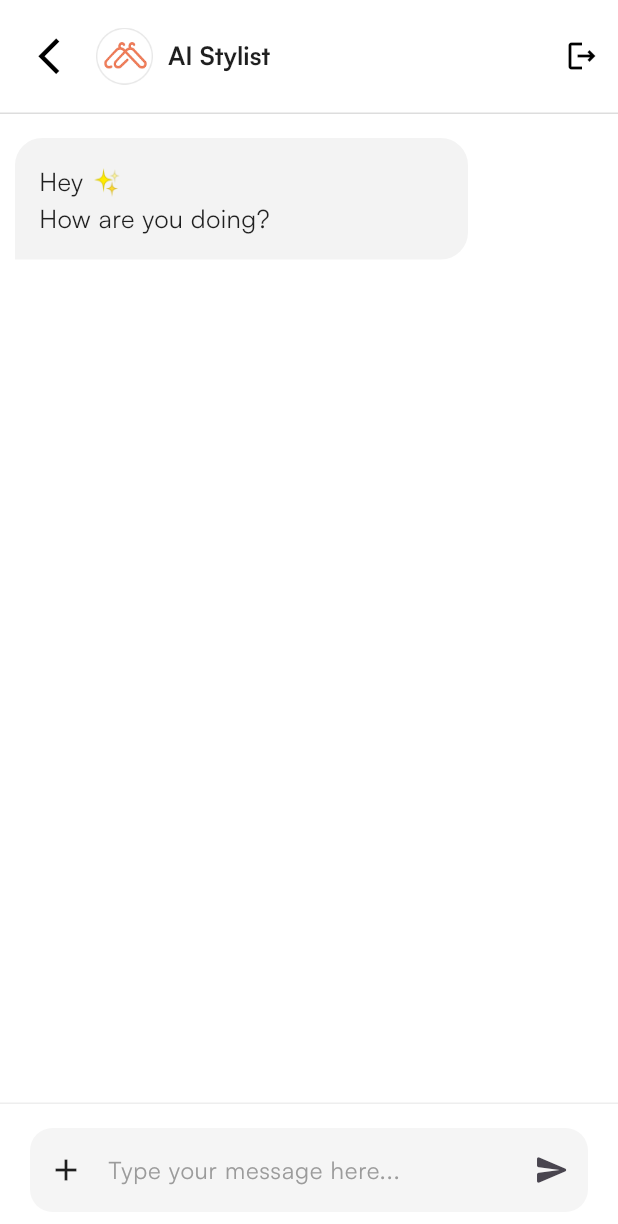
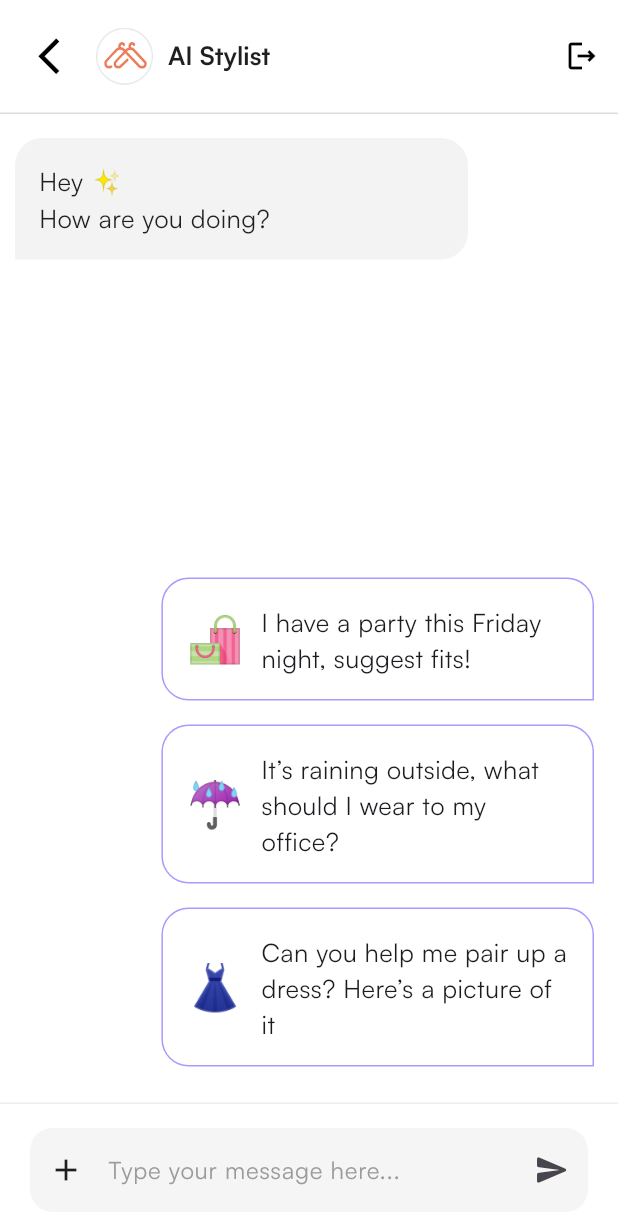
Before and after one commit to singhrishabh93/my_amplify_app, a Flutter app: the screen it shows after launch, on a phone screen of 412 x 824 dp. Shown: the top 1224 px of the screen. Run offline on Flutter 3.47's test engine with Material 3 defaults, Android fonts, the phone set to English and light mode, and no system bars; drawn by our look-alikes of animated_text_kit; our stand-ins replace google_fonts, google_generative_ai; missing offline and left inert: amplify_api, amplify_auth_cognito, amplify_authenticator, amplify_core, amplify_flutter.

Commit message:
UI modified

```diff
--- a/lib/pages/chat_screen.dart
+++ b/lib/pages/chat_screen.dart
@@ -49,7 +49,8 @@ class _ChatScreenState extends State<ChatScreen> with SingleTickerProviderStateM
   @override
   void initState() {
     super.initState();
-    // Add static first message when the screen is initialized
+
+    // Add static first welcome message when the screen is initialized
     _messages.add(Message(
       isUser: false,
       message: "Hey ✨\nHow are you doing?",
@@ -227,71 +228,7 @@ class _ChatScreenState extends State<ChatScreen> with SingleTickerProviderStateM
           Expanded(
             child: Stack(
               children: [
-                _messages.isEmpty
-                    ? Align(
-                        alignment: Alignment.bottomRight,
-                        child: Padding(
-                          padding: const EdgeInsets.all(16.0),
-                          child: Column(
-                              mainAxisSize: MainAxisSize.min,
-                              crossAxisAlignment: CrossAxisAlignment.end,
-                              children: predefinedPrompts.map((prompt) {
-                                return GestureDetector(
-                                  onTap: () =>
-                                      sendPromptMessage(prompt['text']),
-                                  child: IntrinsicWidth(
-                                    child: Container(
-                                      margin: const EdgeInsets.symmetric(
-                                          vertical: 8),
-                                      padding: const EdgeInsets.all(16),
-                                      constraints: BoxConstraints(
-                                        maxWidth: MediaQuery.of(context)
-                                                .size
-                                                .width *
-                                            0.7, // Set container width to 70%
-                                      ),
-                                      decoration: BoxDecoration(
-                                        color: Colors.white,
-                                        borderRadius: BorderRadius.only(
-                                          topLeft: Radius.circular(18),
-                                          bottomLeft: Radius.circular(18),
-                                          bottomRight: Radius.circular(0),
-                                          topRight: Radius.circular(18),
-                                        ),
-                                        border: Border.all(
-                                            color: Color(0xffA99AFF)),
-                                      ),
-                                      child: Row(
-                                        children: [
-                                          Text(
-                                            prompt['icon'],
-                                            style: TextStyle(
-                                              fontSize:
-                                                  30, // Adjust font size as needed for the emoji
-                                            ),
-                                          ),
-                                          const SizedBox(width: 12),
-                                          Expanded(
-                                            child: Text(
-                                              prompt['text'],
-                                              style: const TextStyle(
-                                                fontSize: 17,
-                                                fontWeight: FontWeight.w500,
-                                                fontFamily: "SatoshiR",
-                                              ),
-                                              softWrap:
-                                                  true, // Allow text to wrap
-                                            ),
-                                          ),
-                                        ],
-                                      ),
-                                    ),
-                                  ),
-                                );
-                              }).toList()),
-                        ),
-                      )
-                    : ListView.builder(
+                ListView.builder(
                   itemCount: _messages.length + (isTyping ? 1 : 0),
                   itemBuilder: (context, index) {
                     if (index == _messages.length && isTyping) {
@@ -305,6 +242,63 @@ class _ChatScreenState extends State<ChatScreen> with SingleTickerProviderStateM
                       onAnimatedTextFinished: () {},
                     );
                   },
+                ),
+                if (_messages.length == 1)
+                  Align(
+                    alignment: Alignment.bottomRight,
+                    child: Padding(
+                      padding: const EdgeInsets.all(16.0),
+                      child: Column(
+                        mainAxisSize: MainAxisSize.min,
+                        crossAxisAlignment: CrossAxisAlignment.end,
+                        children: predefinedPrompts.map((prompt) {
+                          return GestureDetector(
+                            onTap: () => sendPromptMessage(prompt['text']),
+                            child: IntrinsicWidth(
+                              child: Container(
+                                margin: const EdgeInsets.symmetric(vertical: 8),
+                                padding: const EdgeInsets.all(16),
+                                constraints: BoxConstraints(
+                                  maxWidth: MediaQuery.of(context).size.width * 0.7,
+                                ),
+                                decoration: BoxDecoration(
+                                  color: Colors.white,
+                                  borderRadius: const BorderRadius.only(
+                                    topLeft: Radius.circular(18),
+                                    bottomLeft: Radius.circular(18),
+                                    bottomRight: Radius.circular(0),
+                                    topRight: Radius.circular(18),
+                                  ),
+                                  border: Border.all(color: const Color(0xffA99AFF)),
+                                ),
+                                child: Row(
+                                  children: [
+                                    Text(
+                                      prompt['icon'],
+                                      style: const TextStyle(
+                                        fontSize: 30,
+                                      ),
+                                    ),
+                                    const SizedBox(width: 12),
+                                    Expanded(
+                                      child: Text(
+                                        prompt['text'],
+                                        style: const TextStyle(
+                                          fontSize: 17,
+                                          fontWeight: FontWeight.w500,
+                                          fontFamily: "SatoshiR",
+                                        ),
+                                        softWrap: true,
+                                      ),
+                                    ),
+                                  ],
+                                ),
+                              ),
+                            ),
+                          );
+                        }).toList(),
+                      ),
+                    ),
                   ),
               ],
             ),
```
Lines whose indentation alone changed are shown as unchanged.
